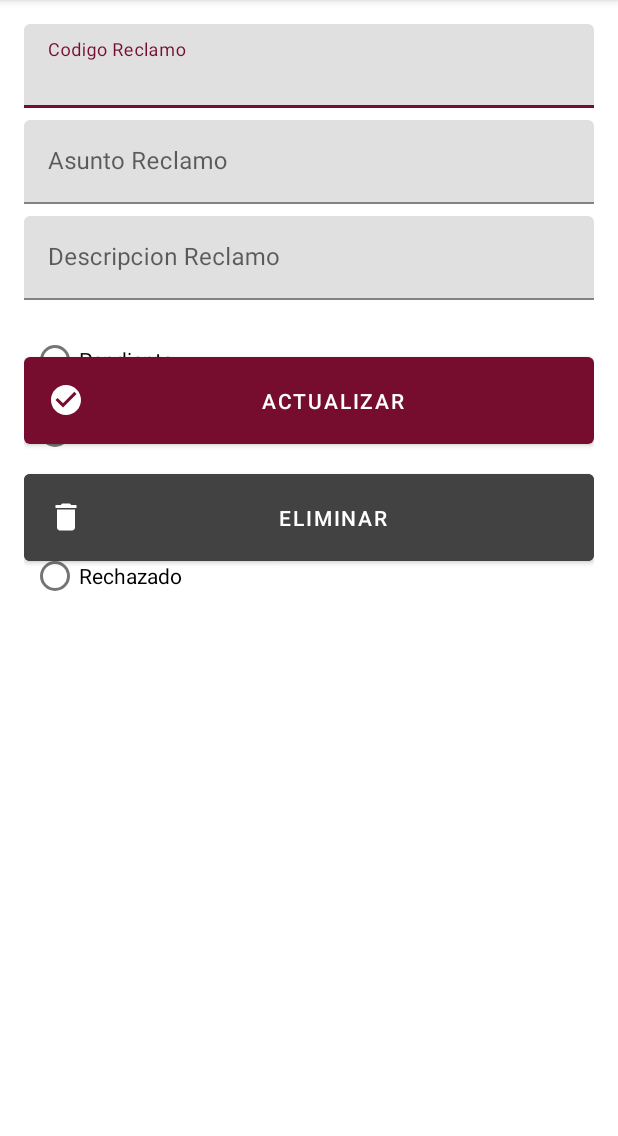
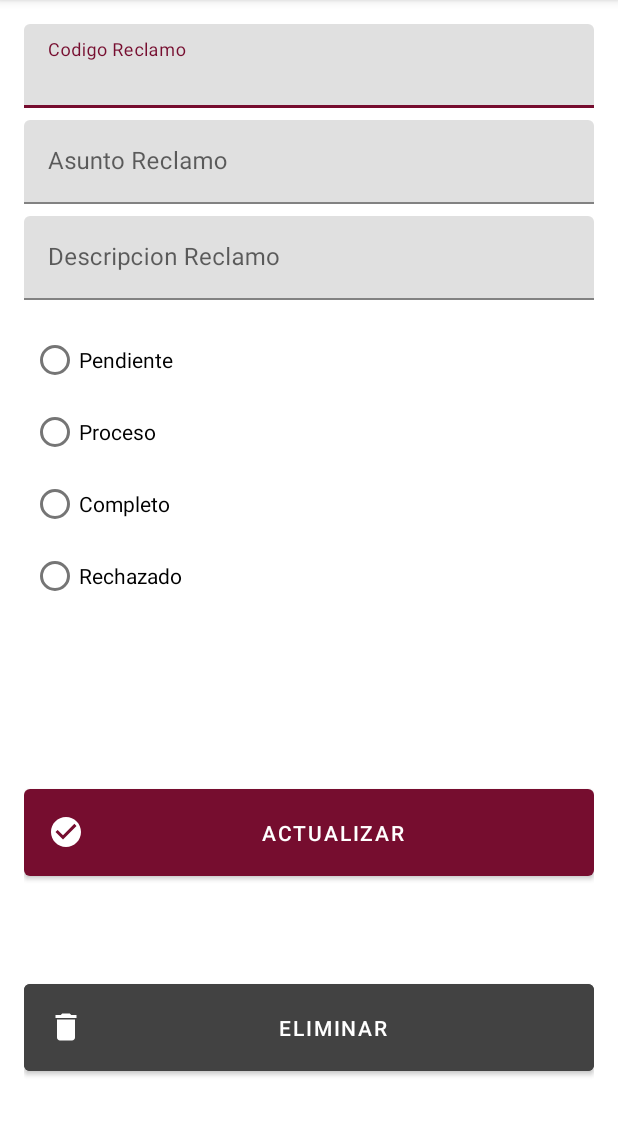
Before and after one commit to MinopeEstef/pc03-ejercicio2, an Android app: the DetalleReclamo screen opened directly, with no data from a screen before it, on a phone screen of 412 x 824 dp, the part 84-1220 px from its top. Run offline under Robolectric (Android 15) with nearby library versions, the phone set to English and light mode, and no system bars; 1 statement that could not run was skipped.

Commit message:
ejercicio 2

```diff
--- a/app/src/main/java/com/example/pc03_appmobil/DetalleReclamo.java
+++ b/app/src/main/java/com/example/pc03_appmobil/DetalleReclamo.java
@@ -25,10 +25,10 @@ public class DetalleReclamo extends AppCompatActivity {
 
     TextInputLayout codigoInput, asuntoInput, descripcionInput;
     RadioGroup radioGroup;
-    RadioButton radioButtonPendiente = findViewById(R.id.radioButtonPendiente);
-    RadioButton radioButtonProceso = findViewById(R.id.radioButtonProceso);
-    RadioButton radioButtonCompleto = findViewById(R.id.radioButtonCompleto);
-    RadioButton radioButtonRechazado = findViewById(R.id.radioButtonRechazado);
+    RadioButton radioButtonPendiente  ;
+    RadioButton radioButtonProceso  ;
+    RadioButton radioButtonCompleto ;
+    RadioButton radioButtonRechazado ;
 
     MaterialButton actualizarBtn, eliminarBtn;
     Reclamo reclamo;
@@ -49,6 +49,10 @@ public class DetalleReclamo extends AppCompatActivity {
         radioGroup = findViewById(R.id.radioGroup);
         actualizarBtn = findViewById(R.id.detalleBtnUpdate);
         eliminarBtn = findViewById(R.id.detalleBtnEliminarLibro);
+          radioButtonPendiente = findViewById(R.id.radioButtonPendiente);
+          radioButtonProceso = findViewById(R.id.radioButtonProceso);
+          radioButtonCompleto = findViewById(R.id.radioButtonCompleto);
+          radioButtonRechazado = findViewById(R.id.radioButtonRechazado);
 
         Intent intent = getIntent();
         reclamo = (Reclamo) intent.getSerializableExtra(ReclamoEnun.KEY_NAME.getValue());
--- a/app/src/main/java/com/example/pc03_appmobil/adapter/ReclamoAdapter.java
+++ b/app/src/main/java/com/example/pc03_appmobil/adapter/ReclamoAdapter.java
@@ -3,6 +3,7 @@ package com.example.pc03_appmobil.adapter;
 import android.app.Activity;
 import android.content.Context;
 import android.content.Intent;
+import android.text.Layout;
 import android.view.LayoutInflater;
 import android.view.View;
 import android.view.ViewGroup;
@@ -51,9 +52,10 @@ public class ReclamoAdapter extends RecyclerView.Adapter<ReclamoAdapter.MyViewHo
             holder.asuntoTextView.setText(reclamo.getAsunto());
             holder.descripcionTextView.setText(reclamo.getDescripcion());
             holder.estadoTextView.setText(reclamo.getEstado());
-            holder.fechaTextView.setText(reclamo.getFecha());
+            holder.fechaTextView.setText(reclamo.getFecha().isEmpty()?"":reclamo.getFecha());
 
             holder.mainLayout.setOnClickListener(v -> {
+                System.out.println(v);
                 Intent intent = new Intent(context, DetalleReclamo.class);
                 intent.putExtra(ReclamoEnun.KEY_NAME.getValue(), reclamo);
                 activity.startActivityForResult(intent, 1);
@@ -76,6 +78,9 @@ public class ReclamoAdapter extends RecyclerView.Adapter<ReclamoAdapter.MyViewHo
             asuntoTextView = itemView.findViewById(R.id.textViewAsunto);
             descripcionTextView = itemView.findViewById(R.id.textViewDescripcion);
             estadoTextView = itemView.findViewById(R.id.textViewEstado);
+            fechaTextView = itemView.findViewById(R.id.textViewFecha);
+            mainLayout = (LinearLayout) itemView.findViewById(R.id.mainLayout);
+
             switch (estadoTextView.getText().toString()){
                 case "Pendiente":
                     estadoTextView.setBackgroundColor(ContextCompat.getColor(itemView.getContext(), R.color.yellow));
@@ -93,9 +98,6 @@ public class ReclamoAdapter extends RecyclerView.Adapter<ReclamoAdapter.MyViewHo
                     return;
             }
 
-            fechaTextView = itemView.findViewById(R.id.textViewFecha);
-            mainLayout = itemView.findViewById(R.id.mainLayout);
-
             Animation teanslate_ani = AnimationUtils.loadAnimation(context, R.anim.translate_anim);
             mainLayout.setAnimation(teanslate_ani);
         }
--- a/app/src/main/java/com/example/pc03_appmobil/db/DatabaseHelper.java
+++ b/app/src/main/java/com/example/pc03_appmobil/db/DatabaseHelper.java
@@ -29,8 +29,9 @@ public class DatabaseHelper extends SQLiteOpenHelper {
 
     @Override
     public void onCreate(SQLiteDatabase db) {
-
-       String queryReclamo = String.format("CREATE TABLE IF NOT EXISTS %s (%s INTEGER PRIMARY KEY AUTOINCREMENT, %s TEXT, %s TEXT, %s INTEGER);",
+        String queryReclamoDrop =String.format("DROP TABLE IF EXISTS mi_reclamos;");
+        db.execSQL(queryReclamoDrop);
+       String queryReclamo = String.format("CREATE TABLE IF NOT EXISTS %s (%s INTEGER PRIMARY KEY AUTOINCREMENT, %s TEXT, %s TEXT,  %s TEXT, %s TEXT, %s TEXT);",
                 ReclamoEnun.TABLE_NAME.getValue(),
                 ReclamoEnun.COL_ID.getValue(),
                 ReclamoEnun.COL_CODIGO.getValue(),
@@ -39,6 +40,7 @@ public class DatabaseHelper extends SQLiteOpenHelper {
                 ReclamoEnun.COL_ESTADO.getValue(),
                 ReclamoEnun.COL_FECHA.getValue()
         );
+       System.out.println("entra a eliminae");
          db.execSQL(queryReclamo);
     }
 
--- a/app/src/main/res/layout/activity_detalle_reclamo.xml
+++ b/app/src/main/res/layout/activity_detalle_reclamo.xml
@@ -97,10 +97,25 @@
     </LinearLayout>
 
     <com.google.android.material.button.MaterialButton
+        android:id="@+id/detalleBtnEliminarLibro"
+        android:layout_width="match_parent"
+        android:layout_height="70dp"
+        android:layout_marginTop="8dp"
+        android:backgroundTint="@color/cardview_dark_background"
+        android:text="@string/btn_delete_libro"
+        app:icon="@drawable/ic_delete"
+        app:layout_constraintBottom_toBottomOf="parent"
+        app:layout_constraintEnd_toEndOf="@+id/detalleBtnUpdate"
+        app:layout_constraintHorizontal_bias="0.0"
+        app:layout_constraintStart_toStartOf="@+id/detalleBtnUpdate"
+        app:layout_constraintTop_toBottomOf="@+id/detalleBtnUpdate"
+        app:layout_constraintVertical_bias="0.619" />
+
+    <com.google.android.material.button.MaterialButton
         android:id="@+id/detalleBtnUpdate"
         android:layout_width="match_parent"
         android:layout_height="70dp"
-        android:layout_marginTop="32dp"
+        android:layout_marginTop="320dp"
         android:text="@string/btn_apdate_libro"
         app:icon="@drawable/ic_check_circle"
         app:layout_constraintEnd_toEndOf="@+id/descripcion"
@@ -108,20 +123,5 @@
         app:layout_constraintStart_toStartOf="@+id/descripcion"
         app:layout_constraintTop_toBottomOf="@+id/descripcion" />
 
-    <com.google.android.material.button.MaterialButton
-        android:id="@+id/detalleBtnEliminarLibro"
-        android:layout_width="match_parent"
-        android:layout_height="70dp"
-        android:layout_marginTop="8dp"
-        android:text="@string/btn_delete_libro"
-        android:backgroundTint="@color/cardview_dark_background"
-        app:icon="@drawable/ic_delete"
-        app:layout_constraintBottom_toBottomOf="parent"
-        app:layout_constraintEnd_toEndOf="@+id/detalleBtnUpdate"
-        app:layout_constraintHorizontal_bias="0.0"
-        app:layout_constraintStart_toStartOf="@+id/detalleBtnUpdate"
-        app:layout_constraintTop_toBottomOf="@+id/detalleBtnUpdate"
-        app:layout_constraintVertical_bias="0.0" />
-
 
 </androidx.constraintlayout.widget.ConstraintLayout>
```
